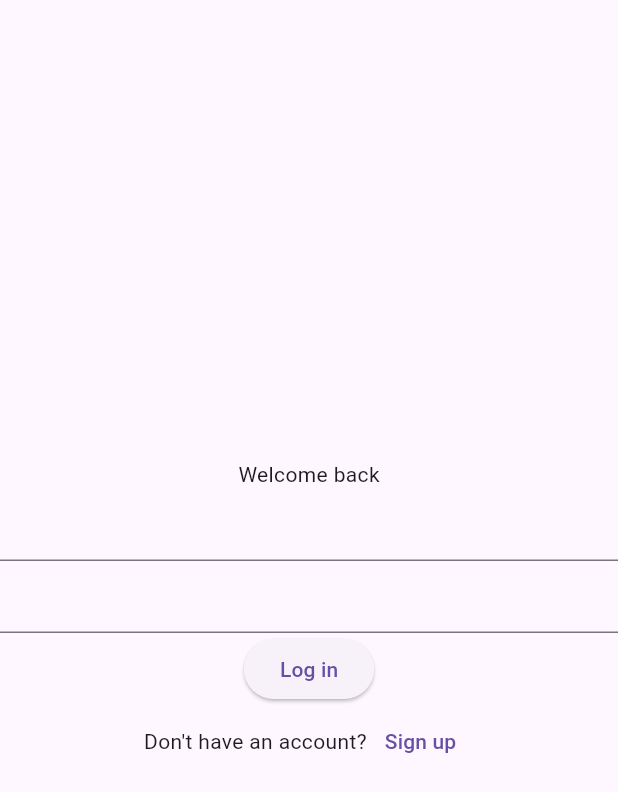
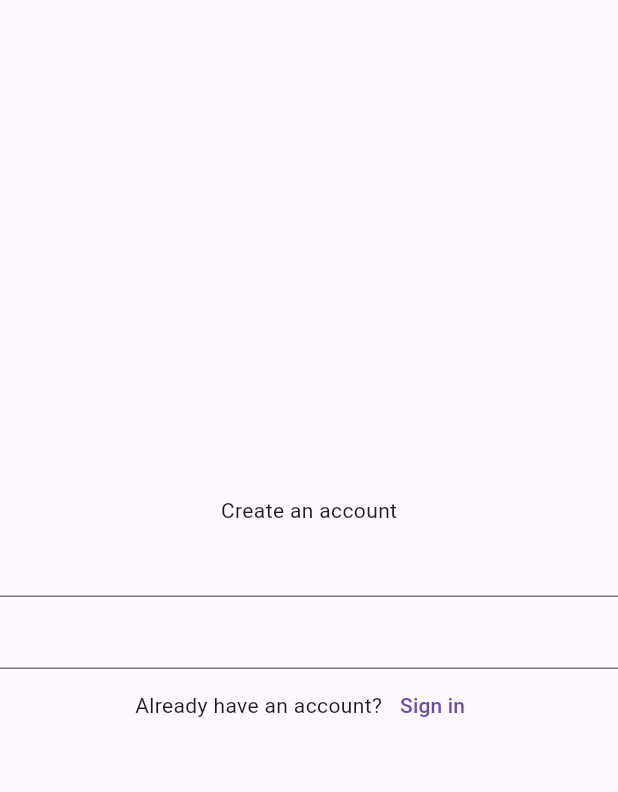
Before and after one commit to tomaszzywicki/cal-cones, a Flutter app: the screen it shows after launch, after a tap on "Sign up", on a phone screen of 412 x 824 dp. Shown: the top 792 px of the screen. Run offline on Flutter 3.47's test engine with Material 3 defaults, Android fonts, the phone set to English and light mode, and no system bars; our stand-ins replace firebase_auth, firebase_core; accounts and stored records are empty.

Commit message:
add simple signup_screen and communication with login_screen

```diff
--- a/frontend/lib/features/auth/screens/login_screen.dart
+++ b/frontend/lib/features/auth/screens/login_screen.dart
@@ -1,4 +1,5 @@
 import 'package:flutter/material.dart';
+import 'package:frontend/features/auth/screens/signup_screen.dart';
 import 'package:frontend/features/auth/services/firebase_auth_service.dart';
 import 'package:provider/provider.dart';
 
@@ -40,7 +41,14 @@ class _LoginScreenState extends State<LoginScreen> {
                 mainAxisAlignment: MainAxisAlignment.center,
                 children: [
                   Text("Don't have an account?"),
-                  TextButton(onPressed: () {}, child: Text("Sign up")),
+                  TextButton(
+                    onPressed: () {
+                      Navigator.of(context).push(
+                        MaterialPageRoute(builder: (context) => SignupScreen()),
+                      );
+                    },
+                    child: Text("Sign up"),
+                  ),
                 ],
               ),
             ],
--- /dev/null
+++ b/frontend/lib/features/auth/screens/signup_screen.dart
@@ -0,0 +1,43 @@
+import 'package:flutter/material.dart';
+import 'package:frontend/features/auth/screens/login_screen.dart';
+
+class SignupScreen extends StatefulWidget {
+  const SignupScreen({super.key});
+
+  @override
+  State<SignupScreen> createState() => _SignupScreenState();
+}
+
+class _SignupScreenState extends State<SignupScreen> {
+  @override
+  Widget build(BuildContext context) {
+    return Scaffold(
+      body: Center(
+        child: Form(
+          child: Column(
+            mainAxisAlignment: MainAxisAlignment.center,
+            children: [
+              Text("Create an account"),
+              TextFormField(),
+              TextFormField(),
+              Row(
+                mainAxisAlignment: MainAxisAlignment.center,
+                children: [
+                  Text("Already have an account?"),
+                  TextButton(
+                    onPressed: () {
+                      Navigator.of(context).push(
+                        MaterialPageRoute(builder: (context) => LoginScreen()),
+                      );
+                    },
+                    child: Text("Sign in"),
+                  ),
+                ],
+              ),
+            ],
+          ),
+        ),
+      ),
+    );
+  }
+}
```
